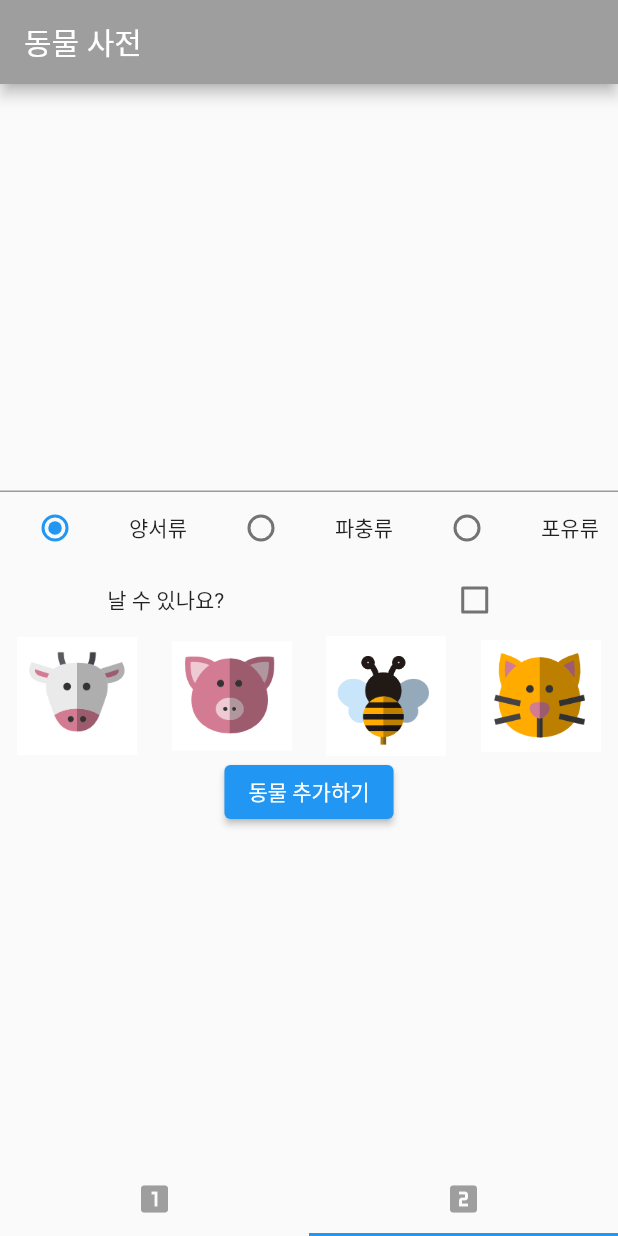
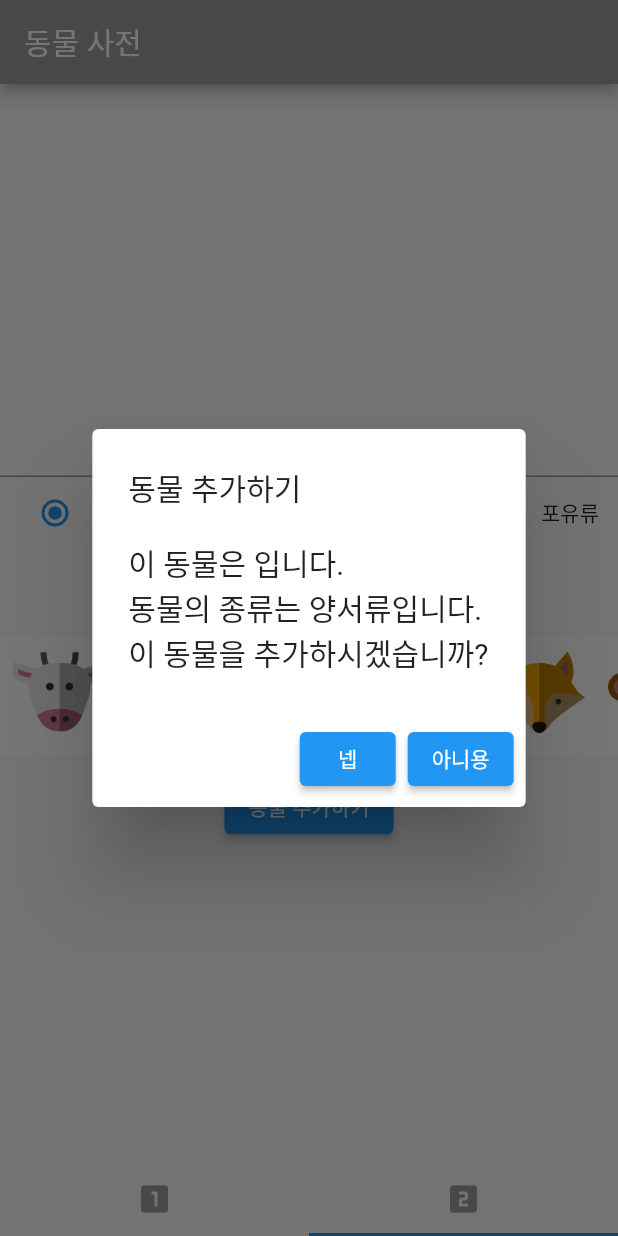
Before and after one commit to shinjoo95/flutter_ex, a Flutter app: the screen it shows after launch, tab 2 chosen, after a tap on "동물 추가하기", on a phone screen of 412 x 824 dp. Run offline on Flutter 3.47's test engine with Material 2 defaults, Android fonts, the phone set to English and light mode, and no system bars.

Commit message:
animal_listview

```diff
--- a/lib/main.dart
+++ b/lib/main.dart
@@ -68,7 +68,7 @@ class _MyHomePageState extends State<MyHomePage> with SingleTickerProviderStateM
       body: TabBarView(
         controller: controller,
         children:
-        <Widget>[FirstApp(list: animalList), SecondApp()],
+        <Widget>[FirstApp(list: animalList), SecondApp(list: animalList,)],
       ),
       bottomNavigationBar: TabBar(tabs: <Tab>[
         Tab(icon: Icon(Icons.looks_one, color: Colors.grey,),),
--- a/lib/sub/firstPage.dart
+++ b/lib/sub/firstPage.dart
@@ -2,9 +2,8 @@ import 'package:flutter/material.dart';
 import '../animalItem.dart';
 
 class FirstApp extends StatelessWidget {
-  final List<Animal>? list;
-  const FirstApp({super.key, this.list});
-
+  final List<Animal> list;
+  FirstApp({Key? key, required this.list}) : super(key: key);
 
   @override
   Widget build(BuildContext context) {
@@ -17,18 +16,18 @@ class FirstApp extends StatelessWidget {
                 child: Row(
                   children: <Widget>[
                     Image.asset(
-                      list![position].imagePath!,
+                      list[position].imagePath!,
                       height: 100, width: 100,
                       fit: BoxFit.contain,
                     ),
-                    Text(list![position].animalName!)
+                    Text(list[position].animalName!)
                   ],
                 ),
               ),
               onTap: (){
                 AlertDialog dialog = AlertDialog(
                   content: Text(
-                    '이 동물은 ${list![position].kind}입니다.',
+                    '이 동물은 ${list[position].kind}입니다.',
                         style: TextStyle(fontSize: 20),
                   )
                 );
@@ -36,7 +35,7 @@ class FirstApp extends StatelessWidget {
               },
             );
           },
-            itemCount: list!.length,
+            itemCount: list.length,
           ),
         ),
       ),
--- a/lib/sub/secondPage.dart
+++ b/lib/sub/secondPage.dart
@@ -2,14 +2,12 @@ import 'package:flutter/material.dart';
 import '../animalItem.dart';
 
 class SecondApp extends StatefulWidget {
-  final List<Animal>? list;
-  SecondApp({super.key, this.list});
+  List<Animal> list;
+  SecondApp({Key? key, required this.list}) : super(key: key);
 
   @override
   State<SecondApp> createState() => _SecondAppState();
 }
-
-
 
 class _SecondAppState extends State<SecondApp> {
   final nameController = TextEditingController();
@@ -49,8 +47,10 @@ class _SecondAppState extends State<SecondApp> {
                   })
                 ],
               ),
-              Row(
-                mainAxisAlignment: MainAxisAlignment.spaceAround,
+              Container(
+                height: 100,
+                child: ListView(
+                  scrollDirection: Axis.horizontal,
                   children: <Widget>[
                     GestureDetector(
                       child: Image.asset('repo/images/cow.png', width: 80),
@@ -68,9 +68,48 @@ class _SecondAppState extends State<SecondApp> {
                       child: Image.asset('repo/images/cat.png', width: 80),
                       onTap: (){_imagepath = 'repo/images/cat.png';},
                     ),
+                    GestureDetector(
+                      child: Image.asset('repo/images/fox.png', width: 80),
+                      onTap: (){_imagepath = 'repo/images/fox.png';},
+                    ),
+                    GestureDetector(
+                      child: Image.asset('repo/images/monkey.png', width: 80),
+                      onTap: (){_imagepath = 'repo/images/monkey.png';},
+                    ),
                   ],
                 ),
-              ElevatedButton(onPressed: (){}, child: Text('동물 추가하기'))
+              ),
+              ElevatedButton(
+                child: Text('동물 추가하기'),
+                onPressed: (){
+                var animal = Animal(
+                  animalName: nameController.value.text,
+                  kind: getKind(_radioValue),
+                  imagePath: _imagepath,
+                  flyExist: flyExist
+                );
+                AlertDialog dialog = AlertDialog(
+                  title: Text('동물 추가하기'),
+                  content: Text(
+                    '이 동물은 ${animal.animalName}입니다.'
+                    '\n동물의 종류는 ${animal.kind}입니다. \n이 동물을 추가하시겠습니까?',
+                    style: TextStyle(fontSize: 20),
+                ),
+                  actions: [
+                    ElevatedButton(onPressed: (){
+                      widget.list.add(animal);
+                      Navigator.of(context).pop();},
+                        child: Text('넵')),
+                    ElevatedButton(onPressed: (){
+                      Navigator.of(context).pop();},
+                        child: Text('아니용'),
+                    ),
+                  ],
+                );
+                showDialog(
+                    context: context,
+                    builder: (BuildContext context) => dialog);
+              })
             ],
           )
         ),
@@ -82,4 +121,15 @@ class _SecondAppState extends State<SecondApp> {
       _radioValue = value;
     });
   }
+
+  getKind(int? radioValue) {
+    switch(radioValue){
+      case 0:
+        return "양서류";
+      case 1:
+        return "파충류";
+      case 2:
+        return "포유류";
     }
+  }
+}
```
Lines whose indentation alone changed are shown as unchanged.
